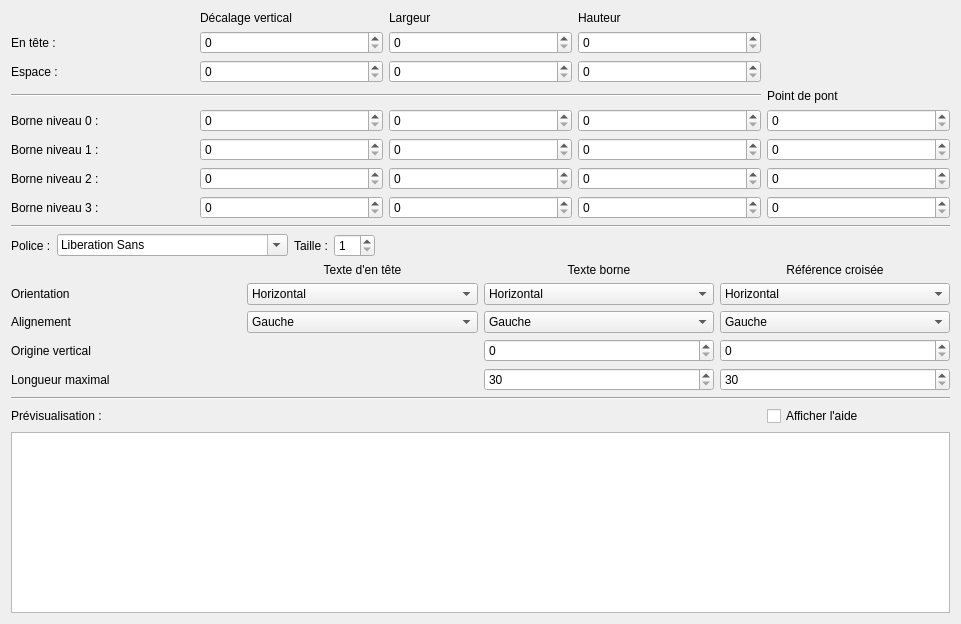
The window that sources/TerminalStrip/ui/terminalstriplayouteditor.ui (qelectrotech/qelectrotech-source-mirror) describes before a commit, drawn with Qt 5.
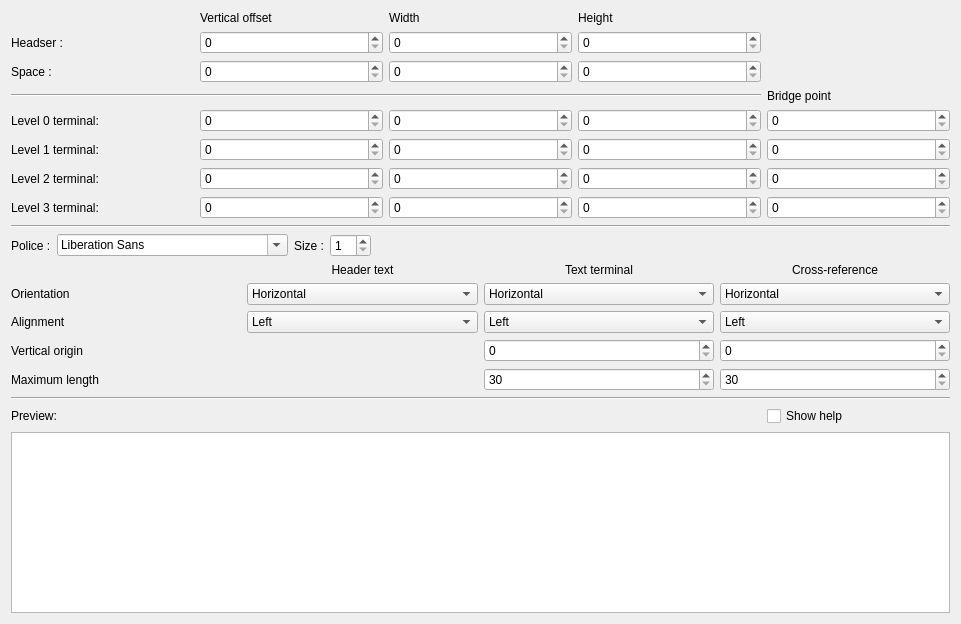
The same window after the commit.

```diff
--- a/sources/TerminalStrip/ui/terminalstriplayouteditor.ui
+++ b/sources/TerminalStrip/ui/terminalstriplayouteditor.ui
@@ -41,7 +41,7 @@
    <item row="0" column="1">
     <widget class="QLabel" name="label_3">
      <property name="text">
-      <string>Décalage vertical</string>
+      <string>Vertical offset</string>
      </property>
     </widget>
    </item>
@@ -62,7 +62,7 @@
    <item row="4" column="0">
     <widget class="QLabel" name="label_7">
      <property name="text">
-      <string>Borne niveau 0 :</string>
+      <string>Level 0 terminal:</string>
      </property>
     </widget>
    </item>
@@ -107,14 +107,14 @@
    <item row="7" column="0">
     <widget class="QLabel" name="label_10">
      <property name="text">
-      <string>Borne niveau 3 :</string>
+      <string>Level 3 terminal:</string>
      </property>
     </widget>
    </item>
    <item row="6" column="0">
     <widget class="QLabel" name="label_9">
      <property name="text">
-      <string>Borne niveau 2 :</string>
+      <string>Level 2 terminal:</string>
      </property>
     </widget>
    </item>
@@ -142,7 +142,7 @@
    <item row="13" column="4">
     <widget class="QCheckBox" name="m_display_preview_help">
      <property name="text">
-      <string>Afficher l'aide</string>
+      <string>Show help</string>
      </property>
      <property name="checked">
       <bool>false</bool>
@@ -152,7 +152,7 @@
    <item row="0" column="2">
     <widget class="QLabel" name="label_4">
      <property name="text">
-      <string>Largeur</string>
+      <string>Width</string>
      </property>
     </widget>
    </item>
@@ -166,7 +166,7 @@
    <item row="2" column="0">
     <widget class="QLabel" name="label_6">
      <property name="text">
-      <string>Espace :</string>
+      <string>Space :</string>
      </property>
     </widget>
    </item>
@@ -194,7 +194,7 @@
    <item row="5" column="0">
     <widget class="QLabel" name="label_8">
      <property name="text">
-      <string>Borne niveau 1 :</string>
+      <string>Level 1 terminal:</string>
      </property>
     </widget>
    </item>
@@ -231,7 +231,7 @@
        <widget class="QComboBox" name="m_header_text_alignment_cb">
         <item>
          <property name="text">
-          <string>Gauche</string>
+          <string>Left</string>
          </property>
         </item>
         <item>
@@ -256,7 +256,7 @@
       <item row="6" column="2">
        <widget class="QLabel" name="label_15">
         <property name="text">
-         <string>Alignement</string>
+         <string>Alignment</string>
         </property>
        </widget>
       </item>
@@ -288,7 +288,7 @@
          <item>
           <widget class="QLabel" name="label_12">
            <property name="text">
-            <string>Taille :</string>
+            <string>Size :</string>
            </property>
           </widget>
          </item>
@@ -318,7 +318,7 @@
       <item row="2" column="3">
        <widget class="QLabel" name="label_20">
         <property name="text">
-         <string>Texte d'en tête</string>
+         <string>Header text</string>
         </property>
         <property name="alignment">
          <set>Qt::AlignCenter</set>
@@ -328,14 +328,14 @@
       <item row="7" column="2">
        <widget class="QLabel" name="label_13">
         <property name="text">
-         <string>Origine vertical</string>
+         <string>Vertical origin</string>
         </property>
        </widget>
       </item>
       <item row="8" column="2">
        <widget class="QLabel" name="label_19">
         <property name="text">
-         <string>Longueur maximal</string>
+         <string>Maximum length</string>
         </property>
        </widget>
       </item>
@@ -360,7 +360,7 @@
        <widget class="QComboBox" name="m_terminal_text_alignment_cb">
         <item>
          <property name="text">
-          <string>Gauche</string>
+          <string>Left</string>
          </property>
         </item>
         <item>
@@ -392,7 +392,7 @@
       <item row="2" column="4">
        <widget class="QLabel" name="label_21">
         <property name="text">
-         <string>Texte borne</string>
+         <string>Text terminal</string>
         </property>
         <property name="alignment">
          <set>Qt::AlignCenter</set>
@@ -402,7 +402,7 @@
       <item row="2" column="5">
        <widget class="QLabel" name="label_22">
         <property name="text">
-         <string>Référence croisée</string>
+         <string>Cross-reference</string>
         </property>
         <property name="alignment">
          <set>Qt::AlignCenter</set>
@@ -427,7 +427,7 @@
        <widget class="QComboBox" name="m_xref_alignment_cb">
         <item>
          <property name="text">
-          <string>Gauche</string>
+          <string>Left</string>
          </property>
         </item>
         <item>
@@ -479,7 +479,7 @@
    <item row="1" column="0">
     <widget class="QLabel" name="label">
      <property name="text">
-      <string>En tête :</string>
+      <string>Headser :</string>
      </property>
     </widget>
    </item>
@@ -521,14 +521,14 @@
    <item row="0" column="3">
     <widget class="QLabel" name="label_5">
      <property name="text">
-      <string>Hauteur</string>
+      <string>Height</string>
      </property>
     </widget>
    </item>
    <item row="3" column="4">
     <widget class="QLabel" name="label_18">
      <property name="text">
-      <string>Point de pont</string>
+      <string>Bridge point</string>
      </property>
     </widget>
    </item>
@@ -542,7 +542,7 @@
    <item row="13" column="0">
     <widget class="QLabel" name="label_2">
      <property name="text">
-      <string>Prévisualisation :</string>
+      <string>Preview:</string>
      </property>
     </widget>
    </item>
```
Left out of the diff: 12 changed lines with no effect on the pictures.
